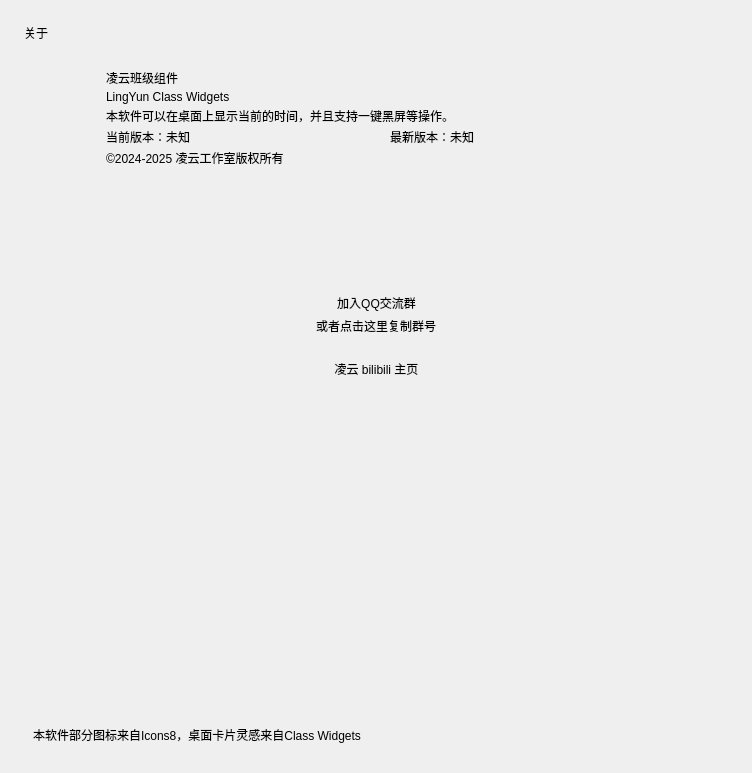
Yamikani-Flipped/LingYun-Class-Widgets, file Resource/ui/set_info.ui: the form before one commit.
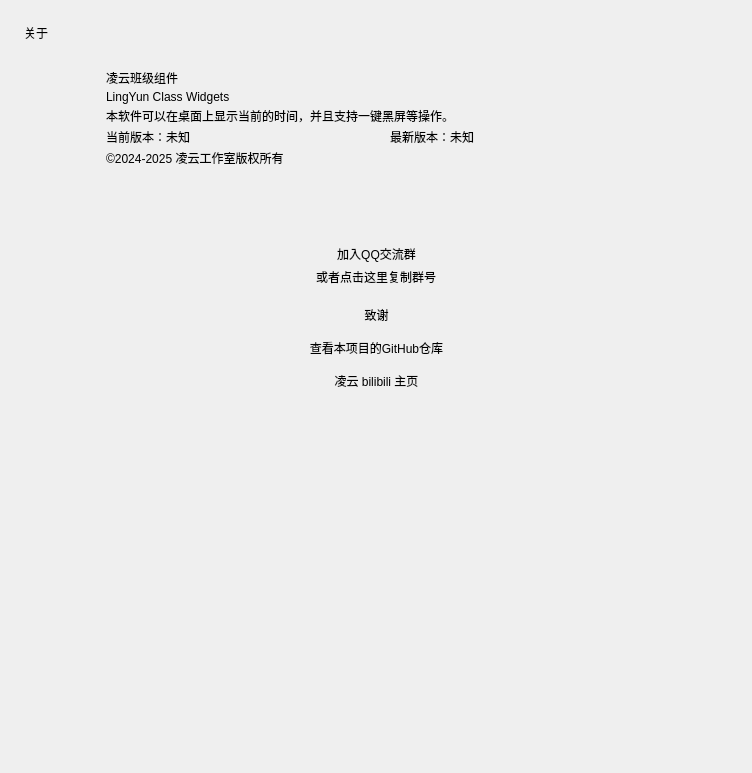
The form after the commit. Icons and pictures are not drawn. Custom widgets are drawn as their Qt base class.

Patch:
```diff
--- a/Resource/ui/set_info.ui
+++ b/Resource/ui/set_info.ui
@@ -344,23 +344,141 @@
             </layout>
            </item>
            <item>
-            <spacer name="horizontalSpacer">
-             <property name="orientation">
-              <enum>Qt::Horizontal</enum>
+            <layout class="QHBoxLayout" name="horizontalLayout_6">
+             <property name="leftMargin">
+              <number>0</number>
              </property>
-             <property name="sizeHint" stdset="0">
-              <size>
-               <width>40</width>
-               <height>20</height>
-              </size>
+             <property name="topMargin">
+              <number>15</number>
              </property>
-            </spacer>
+             <property name="rightMargin">
+              <number>0</number>
+             </property>
+             <item>
+              <spacer name="horizontalSpacer_9">
+               <property name="orientation">
+                <enum>Qt::Horizontal</enum>
+               </property>
+               <property name="sizeHint" stdset="0">
+                <size>
+                 <width>40</width>
+                 <height>20</height>
+                </size>
+               </property>
+              </spacer>
+             </item>
+             <item>
+              <widget class="PushButton" name="thank_button">
+               <property name="sizePolicy">
+                <sizepolicy hsizetype="Expanding" vsizetype="Fixed">
+                 <horstretch>0</horstretch>
+                 <verstretch>0</verstretch>
+                </sizepolicy>
+               </property>
+               <property name="minimumSize">
+                <size>
+                 <width>245</width>
+                 <height>0</height>
+                </size>
+               </property>
+               <property name="maximumSize">
+                <size>
+                 <width>360</width>
+                 <height>16777215</height>
+                </size>
+               </property>
+               <property name="text">
+                <string>致谢</string>
+               </property>
+              </widget>
+             </item>
+             <item>
+              <spacer name="horizontalSpacer_10">
+               <property name="orientation">
+                <enum>Qt::Horizontal</enum>
+               </property>
+               <property name="sizeHint" stdset="0">
+                <size>
+                 <width>40</width>
+                 <height>20</height>
+                </size>
+               </property>
+              </spacer>
+             </item>
+            </layout>
+           </item>
+           <item>
+            <layout class="QHBoxLayout" name="horizontalLayout_7">
+             <property name="leftMargin">
+              <number>0</number>
+             </property>
+             <property name="topMargin">
+              <number>10</number>
+             </property>
+             <property name="rightMargin">
+              <number>0</number>
+             </property>
+             <item>
+              <spacer name="horizontalSpacer_11">
+               <property name="orientation">
+                <enum>Qt::Horizontal</enum>
+               </property>
+               <property name="sizeHint" stdset="0">
+                <size>
+                 <width>40</width>
+                 <height>20</height>
+                </size>
+               </property>
+              </spacer>
+             </item>
+             <item>
+              <widget class="PushButton" name="github_button">
+               <property name="sizePolicy">
+                <sizepolicy hsizetype="Expanding" vsizetype="Fixed">
+                 <horstretch>0</horstretch>
+                 <verstretch>0</verstretch>
+                </sizepolicy>
+               </property>
+               <property name="minimumSize">
+                <size>
+                 <width>245</width>
+                 <height>0</height>
+                </size>
+               </property>
+               <property name="maximumSize">
+                <size>
+                 <width>360</width>
+                 <height>16777215</height>
+                </size>
+               </property>
+               <property name="text">
+                <string>查看本项目的GitHub仓库</string>
+               </property>
+              </widget>
+             </item>
+             <item>
+              <spacer name="horizontalSpacer_12">
+               <property name="orientation">
+                <enum>Qt::Horizontal</enum>
+               </property>
+               <property name="sizeHint" stdset="0">
+                <size>
+                 <width>40</width>
+                 <height>20</height>
+                </size>
+               </property>
+              </spacer>
+             </item>
+            </layout>
            </item>
            <item>
             <layout class="QHBoxLayout" name="horizontalLayout_3">
              <property name="leftMargin">
               <number>0</number>
              </property>
+             <property name="topMargin">
+              <number>10</number>
+             </property>
              <property name="rightMargin">
               <number>0</number>
              </property>
@@ -453,33 +571,6 @@
          </property>
         </spacer>
        </item>
-       <item>
-        <widget class="BodyLabel" name="copyright_2">
-         <property name="text">
-          <string>本软件部分图标来自Icons8，桌面卡片灵感来自Class Widgets</string>
-         </property>
-         <property name="alignment">
-          <set>Qt::AlignLeading|Qt::AlignLeft|Qt::AlignVCenter</set>
-         </property>
-         <property name="wordWrap">
-          <bool>true</bool>
-         </property>
-         <property name="lightColor" stdset="0">
-          <color>
-           <red>158</red>
-           <green>158</green>
-           <blue>158</blue>
-          </color>
-         </property>
-         <property name="darkColor" stdset="0">
-          <color>
-           <red>182</red>
-           <green>182</green>
-           <blue>182</blue>
-          </color>
-         </property>
-        </widget>
-       </item>
        <item>
         <spacer name="horizontalSpacer_2">
          <property name="orientation">
```
